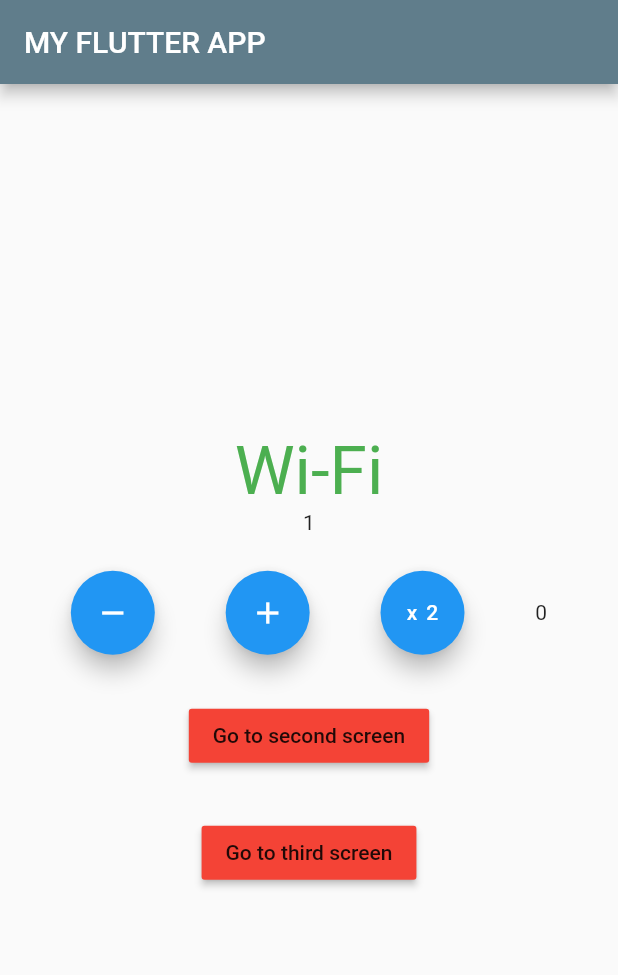
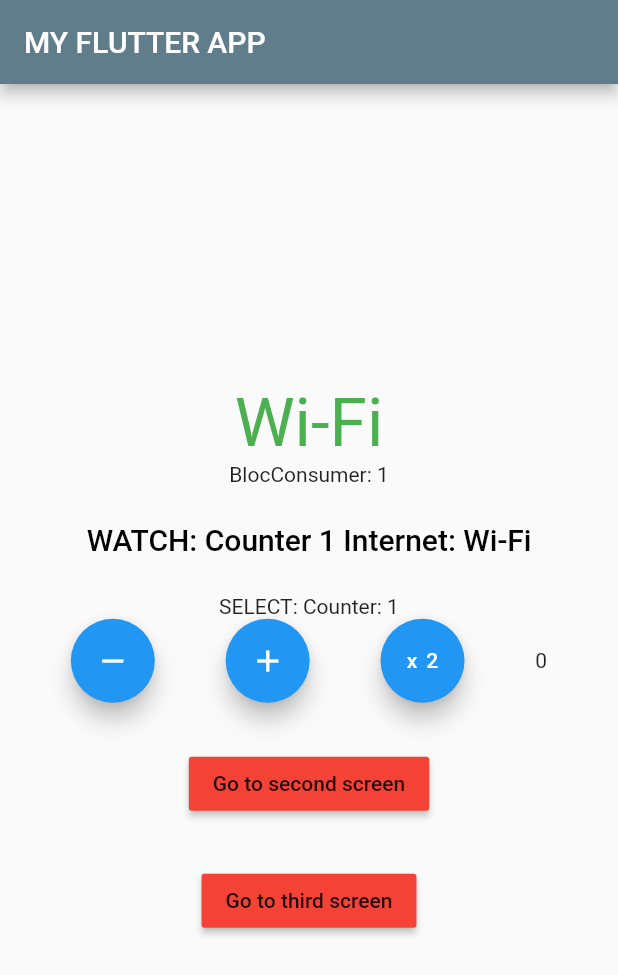
Before and after one commit to fadzlitown/my_flutter, a Flutter app: the screen it shows after launch, after a tap on the "remove" icon, after a tap on the "add" icon, on a phone screen of 412 x 824 dp. Shown: the top 975 px of the screen. Run offline on Flutter 3.47's test engine with Material 2 defaults, Android fonts, the phone set to English and light mode, and no system bars; our stand-ins replace bloc, connectivity_plus, flutter_bloc.

Commit message:
Bloc 6.1 - Upgrade flutter_bloc dependancy - replace deprecated bloc into watch, select & read

```diff
--- a/lib/presentation/screens/home_screen.dart
+++ b/lib/presentation/screens/home_screen.dart
@@ -27,6 +27,8 @@ class _HomeScreenState extends State<HomeScreen> {
           BlocProvider.of<CounterTestCubit>(contextBuilder).increment();
         } else if (state is InternetConnected &&
             state.connectionType == ConnectionType.MOBILE) {
+          ///deprecated
+          // context.bloc<CounterTestCubit>().increment();
           BlocProvider.of<CounterTestCubit>(contextBuilder).decrement();
         } else if (state is InternetDisconnected) {}
       },
@@ -78,11 +80,66 @@ class _HomeScreenState extends State<HomeScreen> {
                         : 'Decrement'),
                     duration: Duration(milliseconds: 500)));
               }, builder: (context, state) {
-                return Text(state.counterValue.toString());
+                return Text('BlocConsumer: ' + state.counterValue.toString());
               }),
               SizedBox(
                 height: 24,
               ),
+
+              /// USED WATCH() inside the Builder context !!
+              ///when a new state emitted by Bloc / CounterTestCubit / InternetCubit, this watch will be triggered & rebuild UI
+              /// builderContext.watch() equals definition of BlocBuilder
+              Builder(builder: (builderContext) {
+                final counterState =
+                    builderContext.watch<CounterTestCubit>().state;
+
+                ///get current [state].
+                final internetState =
+                    builderContext.watch<InternetCubit>().state;
+                if (internetState is InternetConnected &&
+                    internetState.connectionType == ConnectionType.MOBILE) {
+                  return Text(
+                    'WATCH: Counter ' +
+                        counterState.counterValue.toString() +
+                        ' Internet: Mobile',
+                    style: Theme.of(context).textTheme.headline6.copyWith(
+                          color: Colors.black,
+                        ),
+                  );
+                } else if (internetState is InternetConnected &&
+                    internetState.connectionType == ConnectionType.WIFI) {
+                  return Text(
+                      'WATCH: Counter ' +
+                          counterState.counterValue.toString() +
+                          ' Internet: Wi-Fi',
+                      style: Theme.of(context).textTheme.headline6.copyWith(
+                            color: Colors.black,
+                          ));
+                } else {
+                  return Text(
+                    'WATCH: Counter ' +
+                        counterState.counterValue.toString() +
+                        ' Disconnected',
+                    style: Theme.of(context).textTheme.headline6.copyWith(
+                          color: Colors.black,
+                        ),
+                  );
+                }
+
+                return Text("data");
+              }),
+
+              SizedBox(height: 25),
+
+              /// USED SELECT() inside the Builder !!
+              /// For SIMPLER field update --> can used select()
+              /// For COMPLEX conditions--> can still remain using BlocBuilder & buildWhen()
+              Builder(builder: (builderContext) {
+                final counterVal = builderContext
+                    .select((CounterTestCubit bloc) => bloc.state.counterValue);
+
+                return Text('SELECT: Counter: ' + counterVal.toString());
+              }),
               Row(
                 mainAxisAlignment: MainAxisAlignment.spaceEvenly,
                 children: [
@@ -90,9 +147,10 @@ class _HomeScreenState extends State<HomeScreen> {
                     heroTag: Text('${widget.title}'),
                     onPressed: () {
                       //BlocProvider = what is the user / UI action to a func or event
-                      BlocProvider.of<CounterTestCubit>(context).decrement();
+                      // BlocProvider.of<CounterTestCubit>(context).decrement();
                       // BlocProvider.of<CounterCubit>(context).decrement();
-                      // context.bloc<CounterCubit>().decrement();
+                      ///Updated in Bloc 6.1.0
+                      context.read<CounterTestCubit>().decrement();
                     },
                     tooltip: 'Decrement',
                     child: Icon(Icons.remove),
@@ -101,9 +159,10 @@ class _HomeScreenState extends State<HomeScreen> {
                     heroTag: Text('${widget.title} #2'),
                     onPressed: () {
                       //BlocProvider = what is the user / UI action to a func or event
-                      BlocProvider.of<CounterTestCubit>(context).increment();
-                      // BlocProvider.of<CounterCubit>(context).increment();
+                      // BlocProvider.of<CounterTestCubit>(context).increment();
                       // context.bloc<CounterCubit>().increment(); (deprecated) -> LOCAL ACCESS = this instance of bloc/cubit only in A SINGLE SCREEN)
+                      ///Updated in Bloc 6.1.0
+                      context.read<CounterTestCubit>().increment();
                     },
                     tooltip: 'Increment',
                     child: Icon(Icons.add),
--- a/pubspec.yaml
+++ b/pubspec.yaml
@@ -27,7 +27,7 @@ dependencies:
   # The following adds the Cupertino Icons font to your application.
   # Use with the CupertinoIcons class for iOS style icons.
   cupertino_icons: ^0.1.3
-  flutter_bloc: ^6.0.5
+  flutter_bloc: ^6.1.0
   connectivity_plus: ^0.5.0
 
 dev_dependencies:
```
